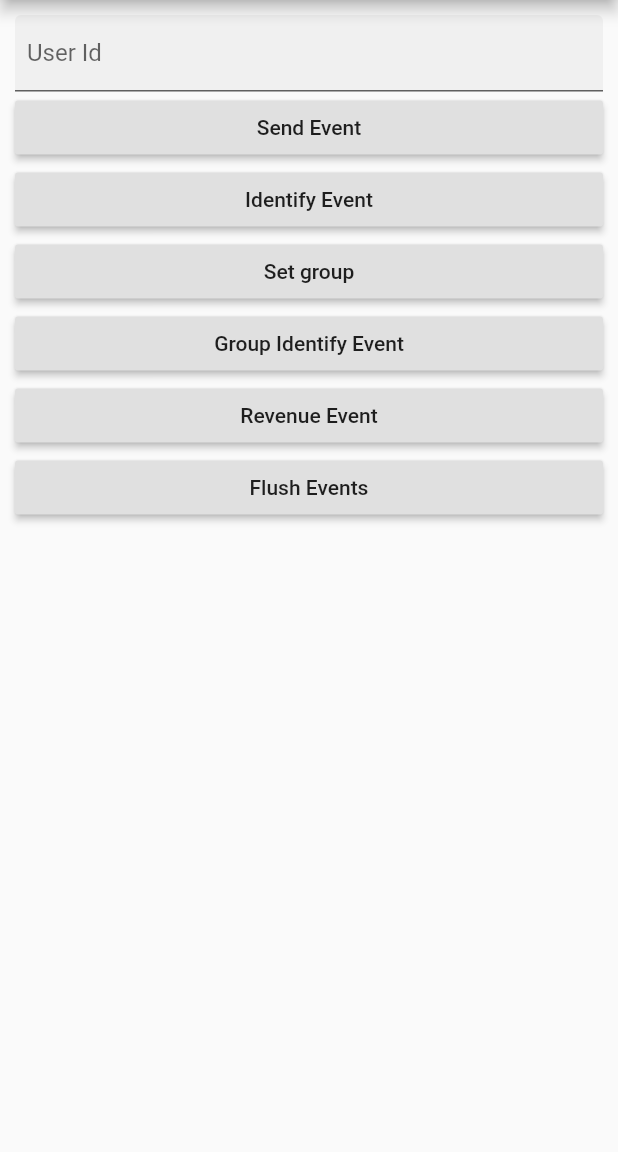
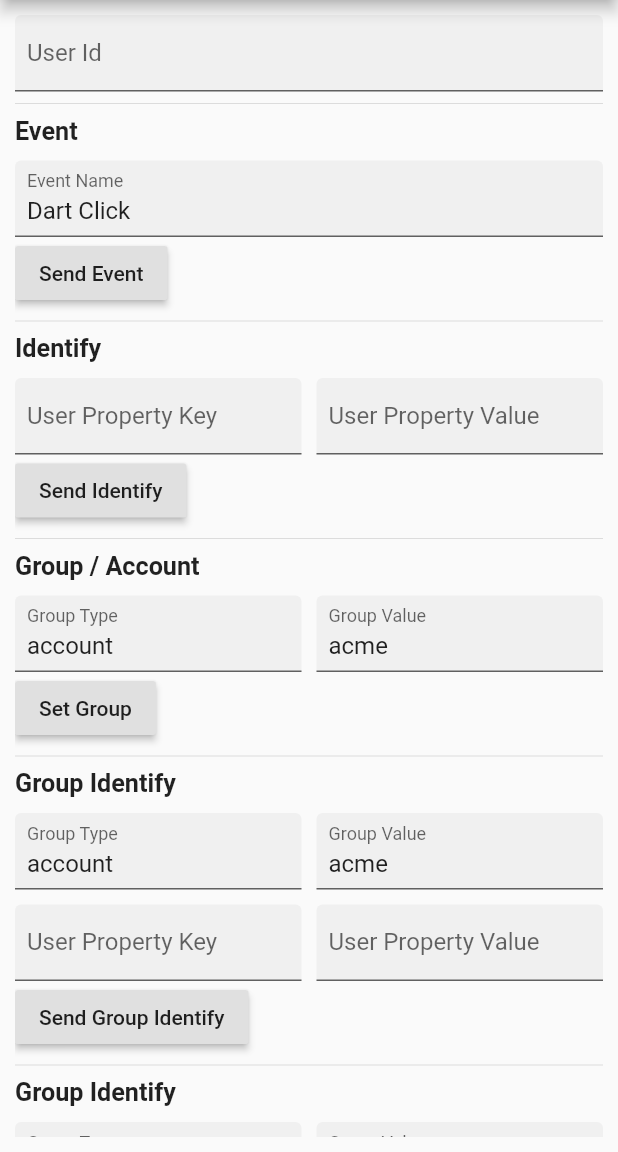
Before and after one commit to amplitude/Amplitude-Flutter-Deprecated, a Flutter app: the screen it shows after launch, on a phone screen of 412 x 824 dp, the part 84-1236 px from its top. Run offline on Flutter 3.47's test engine with Material 2 defaults, Android fonts, the phone set to English and light mode, and no system bars; our stand-ins replace device_info, sqflite; accounts and stored records are empty.

Commit message:
Restructure the sample app
- Access common services in AppState
- Make forms for the different example events we send

```diff
--- /dev/null
+++ b/example/lib/app_state.dart
@@ -0,0 +1,23 @@
+import 'package:flutter/material.dart';
+import 'package:amplitude_flutter/amplitude_flutter.dart';
+
+class AppState extends InheritedWidget {
+  const AppState({
+    Key key,
+    @required this.analytics,
+    @required this.setMessage,
+    @required Widget child,
+  }) : super(key: key, child: child);
+
+  final AmplitudeFlutter analytics;
+  final ValueSetter<String> setMessage;
+
+  @override
+  bool updateShouldNotify(InheritedWidget oldWidget) {
+    return false;
+  }
+
+  static AppState of(BuildContext context) {
+    return context.inheritFromWidgetOfExactType(AppState);
+  }
+}
--- /dev/null
+++ b/example/lib/event_form.dart
@@ -0,0 +1,39 @@
+import 'package:flutter/material.dart';
+import 'app_state.dart';
+
+class EventForm extends StatefulWidget {
+  @override
+  _EventFormState createState() => _EventFormState();
+}
+
+class _EventFormState extends State<EventForm> {
+  final TextEditingController _controller =
+      TextEditingController(text: 'Dart Click');
+
+  void onPress() {
+    AppState.of(context)
+      ..analytics.logEvent(name: _controller.text)
+      ..setMessage('Event sent.');
+  }
+
+  @override
+  Widget build(BuildContext context) {
+    return Column(
+      crossAxisAlignment: CrossAxisAlignment.start,
+      children: <Widget>[
+        const Text(r'Event',
+            textScaleFactor: 1.2,
+            style: TextStyle(fontWeight: FontWeight.bold)),
+        const SizedBox(height: 10),
+        TextField(
+            decoration: InputDecoration(
+                filled: true,
+                contentPadding:
+                    const EdgeInsets.symmetric(horizontal: 8, vertical: 8),
+                labelText: 'Event Name'),
+            controller: _controller),
+        RaisedButton(child: const Text('Send Event'), onPressed: onPress)
+      ],
+    );
+  }
+}
--- /dev/null
+++ b/example/lib/group_form.dart
@@ -0,0 +1,55 @@
+import 'package:flutter/material.dart';
+
+import 'app_state.dart';
+
+class GroupForm extends StatefulWidget {
+  @override
+  _GroupFormState createState() => _GroupFormState();
+}
+
+class _GroupFormState extends State<GroupForm> {
+  void onPress() {
+    if (groupType.text.isNotEmpty && groupValue.text.isNotEmpty) {
+      AppState.of(context)
+        ..analytics.setGroup(groupType.text, groupValue.text)
+        ..setMessage('Group set.');
+    }
+  }
+
+  final TextEditingController groupType =
+      TextEditingController(text: 'account');
+  final TextEditingController groupValue = TextEditingController(text: 'acme');
+
+  @override
+  Widget build(BuildContext context) {
+    final InputDecoration dec = InputDecoration(
+        filled: true,
+        contentPadding: const EdgeInsets.symmetric(horizontal: 8, vertical: 8));
+
+    return Column(
+      crossAxisAlignment: CrossAxisAlignment.start,
+      children: <Widget>[
+        const Text('Group / Account',
+            textScaleFactor: 1.2,
+            style: TextStyle(fontWeight: FontWeight.bold)),
+        const SizedBox(height: 10),
+        Row(children: <Widget>[
+          Expanded(
+            child: TextField(
+              controller: groupType,
+              decoration: dec.copyWith(labelText: 'Group Type'),
+            ),
+          ),
+          const SizedBox(width: 10),
+          Expanded(
+            child: TextField(
+              controller: groupValue,
+              decoration: dec.copyWith(labelText: 'Group Value'),
+            ),
+          ),
+        ]),
+        RaisedButton(child: const Text('Set Group'), onPressed: onPress)
+      ],
+    );
+  }
+}
--- /dev/null
+++ b/example/lib/group_identify_form.dart
@@ -0,0 +1,77 @@
+import 'package:amplitude_flutter/amplitude_flutter.dart';
+import 'package:flutter/material.dart';
+
+import 'app_state.dart';
+
+class GroupIdentifyForm extends StatefulWidget {
+  @override
+  _GroupIdentifyFormState createState() => _GroupIdentifyFormState();
+}
+
+class _GroupIdentifyFormState extends State<GroupIdentifyForm> {
+  void onPress() {
+    if (groupType.text.isNotEmpty &&
+        groupValue.text.isNotEmpty &&
+        groupPropertyKey.text.isNotEmpty &&
+        groupPropertyValue.text.isNotEmpty) {
+      final Identify identify = Identify()
+        ..set(groupPropertyKey.text, groupPropertyValue.text);
+
+      AppState.of(context)
+        ..analytics.groupIdentify(groupType.text, groupValue.text, identify)
+        ..setMessage('Group Identify sent.');
+    }
+  }
+
+  final TextEditingController groupType =
+      TextEditingController(text: 'account');
+  final TextEditingController groupValue = TextEditingController(text: 'acme');
+  final TextEditingController groupPropertyKey =
+      TextEditingController(text: '');
+  final TextEditingController groupPropertyValue =
+      TextEditingController(text: '');
+
+  @override
+  Widget build(BuildContext context) {
+    final InputDecoration dec = InputDecoration(
+        filled: true,
+        contentPadding: const EdgeInsets.symmetric(horizontal: 8, vertical: 8));
+
+    return Column(
+      crossAxisAlignment: CrossAxisAlignment.start,
+      children: <Widget>[
+        const Text('Group Identify',
+            textScaleFactor: 1.2,
+            style: TextStyle(fontWeight: FontWeight.bold)),
+        const SizedBox(height: 10),
+        Row(children: <Widget>[
+          Expanded(
+              child: TextField(
+                  controller: groupType,
+                  decoration: dec.copyWith(labelText: 'Group Type'))),
+          const SizedBox(width: 10),
+          Expanded(
+              child: TextField(
+                  controller: groupValue,
+                  decoration: dec.copyWith(labelText: 'Group Value'))),
+        ]),
+        const SizedBox(height: 10),
+        Row(children: <Widget>[
+          Expanded(
+              child: TextField(
+            controller: groupPropertyKey,
+            decoration: dec.copyWith(labelText: 'User Property Key'),
+          )),
+          const SizedBox(width: 10),
+          Expanded(
+              child: TextField(
+            controller: groupPropertyValue,
+            decoration: dec.copyWith(labelText: 'User Property Value'),
+          )),
+        ]),
+        RaisedButton(
+            child: const Text('Send Group Identify'), onPressed: onPress)
+      ],
+    );
+  }
+}
--- /dev/null
+++ b/example/lib/identify_form.dart
@@ -0,0 +1,59 @@
+import 'package:flutter/material.dart';
+import 'package:amplitude_flutter/amplitude_flutter.dart';
+import 'app_state.dart';
+
+class IdentifyForm extends StatefulWidget {
+  @override
+  _IdentifyFormState createState() => _IdentifyFormState();
+}
+
+class _IdentifyFormState extends State<IdentifyForm> {
+  void onPress() {
+    final Identify identify = Identify()
+      ..set('identify_test',
+          'identify sent at ${DateTime.now().millisecondsSinceEpoch}')
+      ..add('identify_count', 1);
+
+    if (userPropKey.isNotEmpty && userPropValue.isNotEmpty) {
+      identify.set(userPropKey, userPropValue);
+    }
+
+    AppState.of(context)
+      ..analytics.identify(identify)
+      ..setMessage('Identify sent.');
+  }
+
+  String userPropKey = '';
+  String userPropValue = '';
+
+  @override
+  Widget build(BuildContext context) {
+    final InputDecoration dec = InputDecoration(
+        filled: true,
+        contentPadding: const EdgeInsets.symmetric(horizontal: 8, vertical: 8));
+
+    return Column(
+      crossAxisAlignment: CrossAxisAlignment.start,
+      children: <Widget>[
+        const Text('Identify',
+            textScaleFactor: 1.2,
+            style: TextStyle(fontWeight: FontWeight.bold)),
+        const SizedBox(height: 10),
+        Row(children: <Widget>[
+          Expanded(
+            child: TextField(
+                decoration: dec.copyWith(labelText: 'User Property Key'),
+                onChanged: (String s) => userPropKey = s),
+          ),
+          const SizedBox(width: 10),
+          Expanded(
+            child: TextField(
+                decoration: dec.copyWith(labelText: 'User Property Value'),
+                onChanged: (String s) => userPropValue = s),
+          ),
+        ]),
+        RaisedButton(child: const Text('Send Identify'), onPressed: onPress)
+      ],
+    );
+  }
+}
--- a/example/lib/my_app.dart
+++ b/example/lib/my_app.dart
@@ -3,6 +3,12 @@ import 'dart:async';
 import 'package:amplitude_flutter/amplitude_flutter.dart';
 import 'package:flutter/material.dart';
 
+import 'app_state.dart';
+import 'event_form.dart';
+import 'group_form.dart';
+import 'group_identify_form.dart';
+import 'identify_form.dart';
+import 'revenue_form.dart';
 import 'user_id_form.dart';
 
 class MyApp extends StatefulWidget {
@@ -11,93 +17,39 @@ class MyApp extends StatefulWidget {
   final String apiKey;
 
   @override
-  _MyAppState createState() => _MyAppState(apiKey);
+  _MyAppState createState() => _MyAppState();
 }
 
 class _MyAppState extends State<MyApp> {
-  _MyAppState(this.apiKey);
-
-  String apiKey;
   String _message = '';
   AmplitudeFlutter analytics;
 
   @override
   void initState() {
     super.initState();
-    analytics = AmplitudeFlutter(apiKey, Config(bufferSize: 8));
-  }
-
-  void _onUserIdChange(String userId) {
-    analytics.setUserId(userId.isEmpty ? null : userId);
-  }
-
-  Future<void> _sendEvent() async {
-    await analytics.logEvent(name: 'Dart Click');
-
-    setState(() {
-      _message = 'Sent.';
-    });
-  }
-
-  Future<void> _sendIdentify() async {
-    final Identify identify = Identify()
-      ..set('identify_test',
-          'identify sent at ${DateTime.now().millisecondsSinceEpoch}')
-      ..add('identify_count', 1);
-
-    await analytics.identify(identify);
-
-    setState(() {
-      _message = 'Identify Sent.';
-    });
-  }
-
-  Future<void> _sendGroupIdentify() async {
-    final Identify identify = Identify()
-      ..set('group_identify_test',
-          'group identify sent at ${DateTime.now().millisecondsSinceEpoch}');
-    await analytics.groupIdentify('account', 'acme', identify);
-
-    setState(() {
-      _message = 'Group Identify Sent';
-    });
-  }
-
-  Future<void> _setGroup() async {
-    const groupType = 'account';
-    const groupValue = 'acme';
-
-    await analytics.setGroup(groupType, groupValue);
-
-    setState(() {
-      _message = 'Group set to $groupType / $groupValue';
-    });
-  }
-
-  Future<void> _sendRevenue() async {
-    final Revenue revenue = Revenue()
-      ..setProductId('specialProduct')
-      ..setPrice(41.23)
-      ..setQuantity(2);
-
-    await analytics.logRevenue(revenue);
-
-    setState(() {
-      _message = 'Revenue Sent.';
-    });
+    analytics = AmplitudeFlutter(widget.apiKey, Config(bufferSize: 8));
   }
 
   Future<void> _flushEvents() async {
     await analytics.flushEvents();
 
+    setMessage('Events flushed.');
+  }
+
+  void setMessage(String message) {
     setState(() {
-      _message = 'Events flushed.';
+      _message = message;
     });
   }
 
   @override
   Widget build(BuildContext context) {
-    return MaterialApp(
+    const Widget divider = Divider();
+
+    return AppState(
+      analytics: analytics,
+      setMessage: setMessage,
+      child: MaterialApp(
         home: Scaffold(
           appBar: AppBar(
             title: const Text('Amplitude Flutter'),
@@ -106,36 +58,30 @@ class _MyAppState extends State<MyApp> {
             padding: const EdgeInsets.all(10.0),
             child: ListView(
               children: <Widget>[
-              UserIdForm(_onUserIdChange),
-              RaisedButton(
-                child: const Text('Send Event'),
-                onPressed: _sendEvent,
-              ),
-              RaisedButton(
-                child: const Text('Identify Event'),
-                onPressed: _sendIdentify,
-              ),
-              RaisedButton(
-                child: const Text('Set group'),
-                onPressed: _setGroup,
-              ),
-              RaisedButton(
-                child: const Text('Group Identify Event'),
-                onPressed: _sendGroupIdentify,
-              ),
-              RaisedButton(
-                child: const Text('Revenue Event'),
-                onPressed: _sendRevenue,
-              ),
+                UserIdForm(),
+                divider,
+                EventForm(),
+                divider,
+                IdentifyForm(),
+                divider,
+                GroupForm(),
+                divider,
+                GroupIdentifyForm(),
+                divider,
+                GroupIdentifyForm(),
+                divider,
+                RevenueForm(),
+                divider,
                 RaisedButton(
                   child: const Text('Flush Events'),
                   onPressed: _flushEvents,
                 ),
                 Text(
                   _message,
-                style: TextStyle(color: Colors.black, fontSize: 22),
+                  style: const TextStyle(color: Colors.black, fontSize: 22),
                 )
               ],
+            ),
           ),
         ),
       ),
--- a/example/lib/user_id_form.dart
+++ b/example/lib/user_id_form.dart
@@ -1,23 +1,27 @@
 import 'package:flutter/material.dart';
+import 'app_state.dart';
 
 class UserIdForm extends StatefulWidget {
-  const UserIdForm(this.onChanged);
-
-  final ValueChanged<String> onChanged;
-
   @override
   _UserIdFormState createState() => _UserIdFormState();
 }
 
 class _UserIdFormState extends State<UserIdForm> {
+  Function makeHandler(BuildContext context) {
+    return (String userId) {
+      AppState.of(context).analytics..setUserId(userId.isEmpty ? null : userId);
+    };
+  }
+
   @override
   Widget build(BuildContext context) {
     return TextField(
+        autocorrect: false,
         decoration: InputDecoration(
             filled: true,
             contentPadding:
                 const EdgeInsets.symmetric(horizontal: 8, vertical: 8),
             labelText: 'User Id'),
-        onChanged: widget.onChanged);
+        onChanged: makeHandler(context));
   }
 }
```
Also changed, not shown: example/lib/revenue_form.dart (added, +66 -0 lines). Lines whose indentation alone changed are shown as unchanged.
